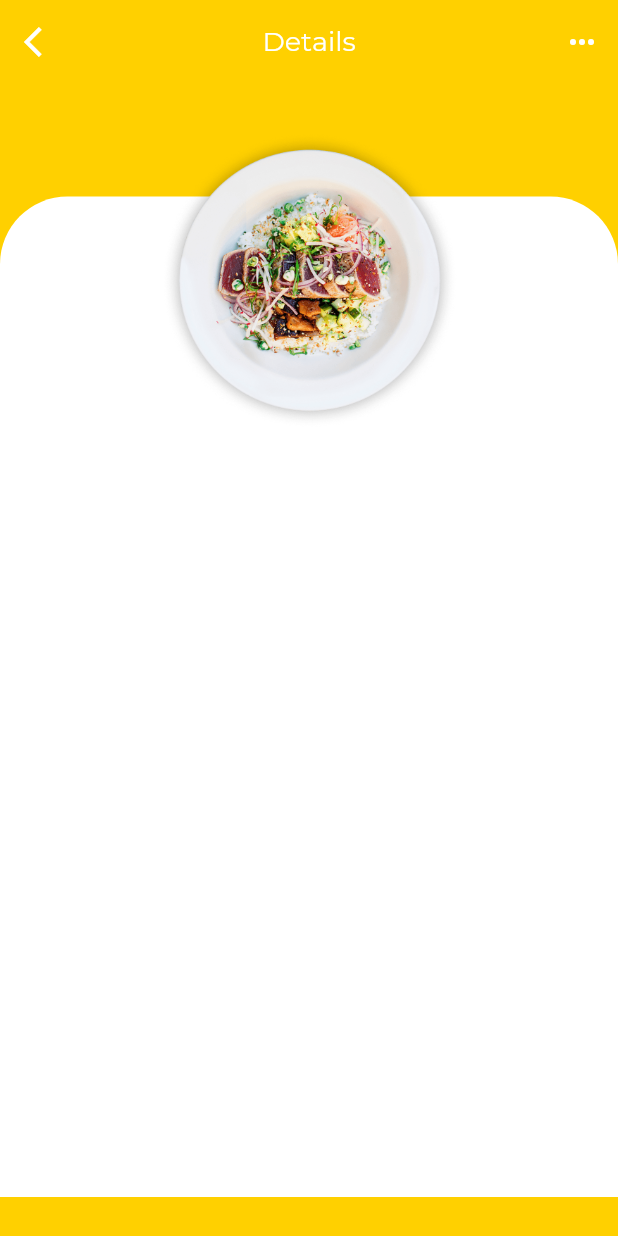
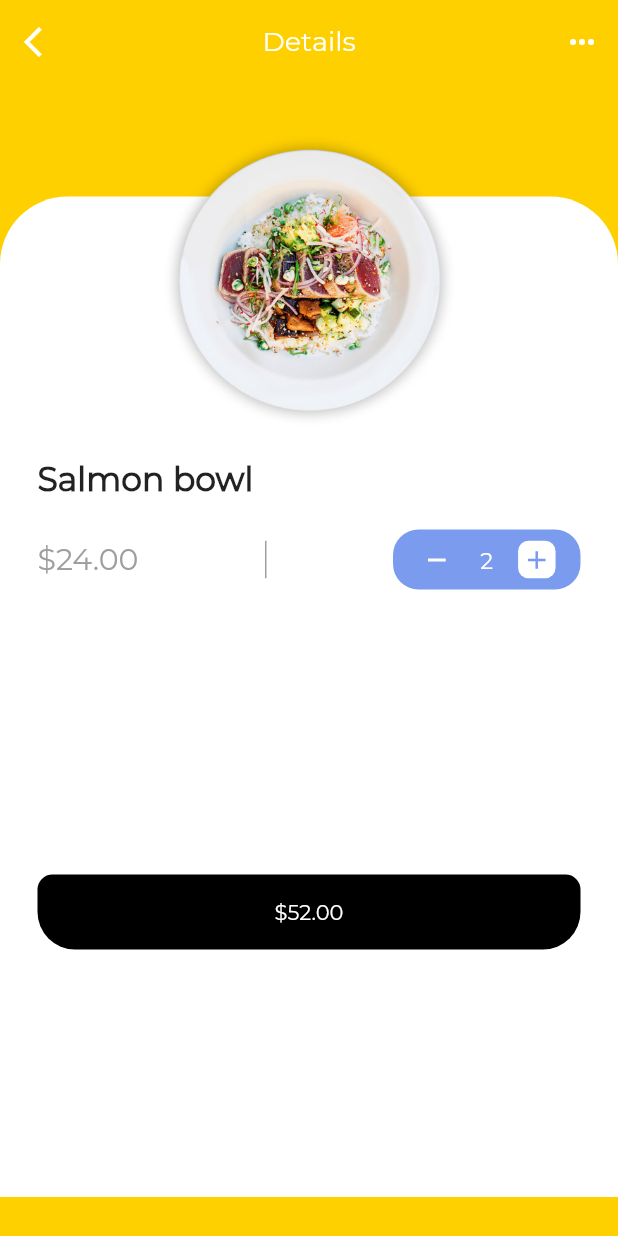
Before and after one commit to SaaamV/FittyFeed, a Flutter app: the screen it shows after launch, after a tap on "Salmon bowl", on a phone screen of 412 x 824 dp. Run offline on Flutter 3.47's test engine with Material 2 defaults, Android fonts, the light colour scheme and no system bars; project files that could hold a hidden picture were left out.

Commit message:
added add to cart UI

```diff
--- a/lib/detailsPage.dart
+++ b/lib/detailsPage.dart
@@ -71,6 +71,118 @@ class _DetailsPageState extends State<DetailsPage> {
                                 fit: BoxFit.cover)),
                         height: 200.0,
                         width: 200.0))),
+            Positioned(
+              top: 250.0,
+              left: 25.0,
+              right: 25.0,
+              child: Column(
+                crossAxisAlignment: CrossAxisAlignment.start,
+                children: <Widget>[
+                  Text(widget.foodName,
+                      style: const TextStyle(
+                          fontFamily: 'Montserrat',
+                          fontSize: 22.0,
+                          fontWeight: FontWeight.bold)),
+                  const SizedBox(height: 20.0),
+                  Row(
+                    mainAxisAlignment: MainAxisAlignment.spaceBetween,
+                    children: <Widget>[
+                      Text(widget.foodPrice,
+                          style: const TextStyle(
+                              fontFamily: 'Montserrat',
+                              fontSize: 20.0,
+                              color: Colors.grey)),
+                      Container(height: 25.0, color: Colors.grey, width: 1.0),
+                      Container(
+                        width: 125.0,
+                        height: 40.0,
+                        decoration: BoxDecoration(
+                            borderRadius: BorderRadius.circular(17.0),
+                            color: const Color(0xFF7A9BEE)),
+                        child: Row(
+                          mainAxisAlignment: MainAxisAlignment.spaceEvenly,
+                          children: <Widget>[
+                            InkWell(
+                              onTap: () {},
+                              child: Container(
+                                height: 25.0,
+                                width: 25.0,
+                                decoration: BoxDecoration(
+                                    borderRadius: BorderRadius.circular(7.0),
+                                    color: const Color(0xFF7A9BEE)),
+                                child: const Center(
+                                  child: Icon(
+                                    Icons.remove,
+                                    color: Colors.white,
+                                    size: 20.0,
+                                  ),
+                                ),
+                              ),
+                            ),
+                            const Text('2',
+                                style: TextStyle(
+                                    color: Colors.white,
+                                    fontFamily: 'Montserrat',
+                                    fontSize: 15.0)),
+                            InkWell(
+                              onTap: () {},
+                              child: Container(
+                                height: 25.0,
+                                width: 25.0,
+                                decoration: BoxDecoration(
+                                    borderRadius: BorderRadius.circular(7.0),
+                                    color: Colors.white),
+                                child: const Center(
+                                  child: Icon(
+                                    Icons.add,
+                                    color: Color(0xFF7A9BEE),
+                                    size: 20.0,
+                                  ),
+                                ),
+                              ),
+                            ),
+                          ],
+                        ),
+                      ),
+                    ],
+                  ),
+                  const SizedBox(height: 20.0),
+                  SizedBox(
+                      height: 150.0,
+                      child: ListView(
+                        scrollDirection: Axis.horizontal,
+                        children: <Widget>[
+                          // _buildInfoCard('WEIGHT', '300', 'G'),
+                          // const SizedBox(width: 10.0),
+                          //   _buildInfoCard('CALORIES', '267', 'CAL'),
+                          //   const SizedBox(width: 10.0),
+                          //   _buildInfoCard('VITAMINS', 'A, B6', 'VIT'),
+                          //   const SizedBox(width: 10.0),
+                          //   _buildInfoCard('AVAIL', 'NO', 'AV')
+                        ],
+                      )),
+                  const SizedBox(height: 20.0),
+                  Padding(
+                    padding: const EdgeInsets.only(bottom: 5.0),
+                    child: Container(
+                      decoration: const BoxDecoration(
+                          borderRadius: BorderRadius.only(
+                              topLeft: Radius.circular(10.0),
+                              topRight: Radius.circular(10.0),
+                              bottomLeft: Radius.circular(25.0),
+                              bottomRight: Radius.circular(25.0)),
+                          color: Colors.black),
+                      height: 50.0,
+                      child: const Center(
+                        child: Text('\$52.00',
+                            style: TextStyle(
+                                color: Colors.white, fontFamily: 'Montserrat')),
+                      ),
+                    ),
+                  )
+                ],
+              ),
+            )
           ])
         ]));
   }
```
